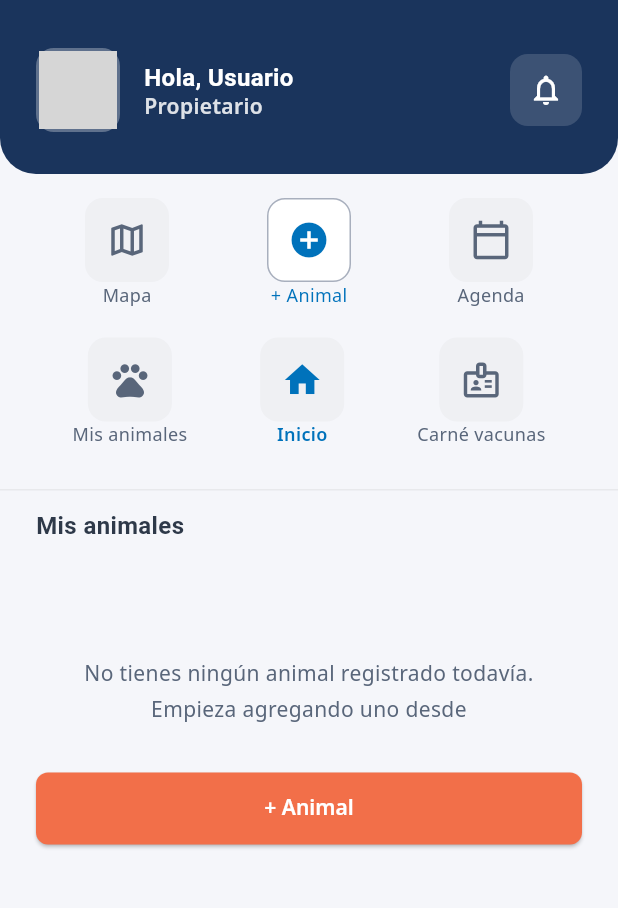
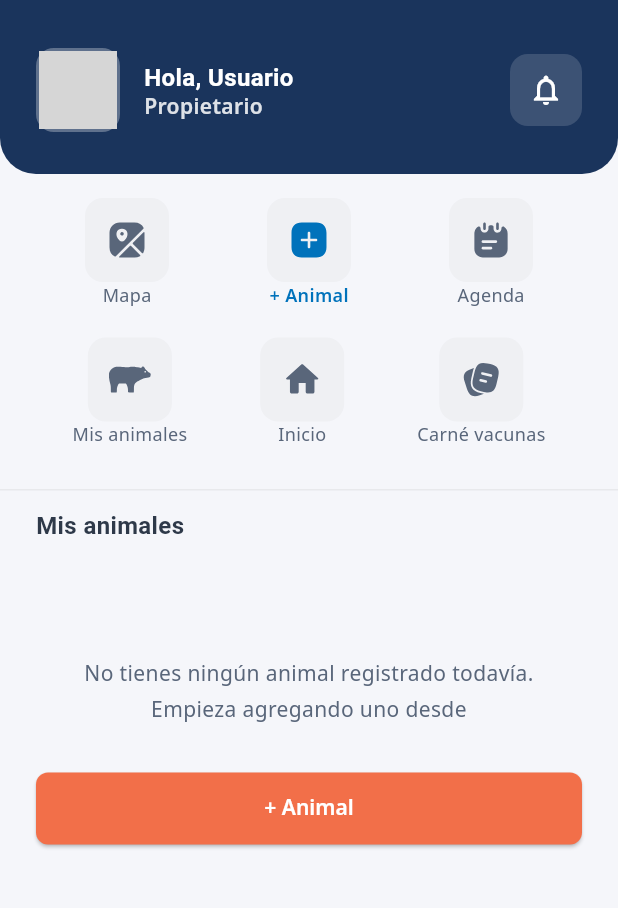
Before and after one commit to mccastrillon12/AnimalRecordFronted, a Flutter app: the HomeScreen screen opened by its route, after a tap on "Mapa", after a tap on "+ Animal", on a phone screen of 412 x 824 dp, the part 78-986 px from its top. Run offline on Flutter 3.47's test engine with Material 3 defaults, Android fonts, the phone set to English and light mode, and no system bars; our stand-ins replace dartz, dio, equatable, flutter_bloc, flutter_dotenv, flutter_secure_storage and 6 more; missing offline and left inert: widgetbook, widgetbook_annotation; accounts and stored records are empty; network calls fail; Roboto replaces fonts that are missing (Titillium Web); grey boxes are pictures that could not be loaded.

Commit message:
Added dashboard SVG icons with active and inactive colors

```diff
--- a/lib/features/home/presentation/widgets/navigation_menu.dart
+++ b/lib/features/home/presentation/widgets/navigation_menu.dart
@@ -1,10 +1,24 @@
 import 'package:flutter/material.dart';
+import 'package:flutter_svg/flutter_svg.dart';
 import 'package:animal_record/core/theme/app_colors.dart';
 import 'package:animal_record/core/theme/app_typography.dart';
 import 'package:animal_record/core/theme/app_spacing.dart';
 
-class NavigationMenu extends StatelessWidget {
+class NavigationMenu extends StatefulWidget {
   const NavigationMenu({super.key});
+
+  @override
+  State<NavigationMenu> createState() => _NavigationMenuState();
+}
+
+class _NavigationMenuState extends State<NavigationMenu> {
+  int _selectedIndex = 4; // Default to 'Inicio' (index 4)
+
+  void _onItemTapped(int index) {
+    setState(() {
+      _selectedIndex = index;
+    });
+  }
 
   @override
   Widget build(BuildContext context) {
@@ -20,26 +34,22 @@ class NavigationMenu extends StatelessWidget {
             mainAxisAlignment: MainAxisAlignment.spaceAround,
             children: [
               _NavItem(
-                icon: Icons.map_outlined,
+                svgPath: 'assets/icons/mapa.svg',
                 label: 'Mapa',
-                onTap: () {
-                  // TODO: Navigate to map
-                },
+                isActive: _selectedIndex == 0,
+                onTap: () => _onItemTapped(0),
               ),
               _NavItem(
-                icon: Icons.add_circle,
+                svgPath: 'assets/icons/+animal.svg',
                 label: '+ Animal',
-                isPrimary: true,
-                onTap: () {
-                  // TODO: Navigate to add animal
-                },
+                isActive: _selectedIndex == 1,
+                onTap: () => _onItemTapped(1),
               ),
               _NavItem(
-                icon: Icons.calendar_today_outlined,
+                svgPath: 'assets/icons/agenda.svg',
                 label: 'Agenda',
-                onTap: () {
-                  // TODO: Navigate to agenda
-                },
+                isActive: _selectedIndex == 2,
+                onTap: () => _onItemTapped(2),
               ),
             ],
           ),
@@ -51,26 +61,22 @@ class NavigationMenu extends StatelessWidget {
             mainAxisAlignment: MainAxisAlignment.spaceAround,
             children: [
               _NavItem(
-                icon: Icons.pets_outlined,
+                svgPath: 'assets/icons/animales.svg',
                 label: 'Mis animales',
-                onTap: () {
-                  // Already on home, maybe scroll to animals section
-                },
+                isActive: _selectedIndex == 3,
+                onTap: () => _onItemTapped(3),
               ),
               _NavItem(
-                icon: Icons.home,
+                svgPath: 'assets/icons/inicio.svg',
                 label: 'Inicio',
-                isActive: true,
-                onTap: () {
-                  // Already on home
-                },
+                isActive: _selectedIndex == 4,
+                onTap: () => _onItemTapped(4),
               ),
               _NavItem(
-                icon: Icons.badge_outlined,
+                svgPath: 'assets/icons/vacunas.svg',
                 label: 'Carné vacunas',
-                onTap: () {
-                  // TODO: Navigate to vaccination card
-                },
+                isActive: _selectedIndex == 5,
+                onTap: () => _onItemTapped(5),
               ),
             ],
           ),
@@ -81,27 +87,21 @@ class NavigationMenu extends StatelessWidget {
 }
 
 class _NavItem extends StatelessWidget {
-  final IconData icon;
+  final String svgPath;
   final String label;
   final bool isActive;
-  final bool isPrimary;
   final VoidCallback onTap;
 
   const _NavItem({
-    required this.icon,
+    required this.svgPath,
     required this.label,
     required this.onTap,
     this.isActive = false,
-    this.isPrimary = false,
   });
 
   @override
   Widget build(BuildContext context) {
-    final color = isActive
-        ? AppColors.primaryFrances
-        : isPrimary
-        ? AppColors.primaryFrances
-        : AppColors.textSecondary;
+    final color = isActive ? const Color(0xFF0072BB) : const Color(0xFF59667A);
 
     return GestureDetector(
       onTap: onTap,
@@ -112,16 +112,15 @@ class _NavItem extends StatelessWidget {
           Container(
             width: 56,
             height: 56,
+            padding: const EdgeInsets.all(14),
             decoration: BoxDecoration(
-              color: isPrimary
-                  ? AppColors.white
-                  : AppColors.greyClaro.withValues(alpha: 0.5),
+              color: AppColors.greyClaro.withValues(alpha: 0.5),
               borderRadius: BorderRadius.circular(12),
-              border: isPrimary
-                  ? Border.all(color: AppColors.greyMedio, width: 1)
-                  : null,
             ),
-            child: Icon(icon, color: color, size: 28),
+            child: SvgPicture.asset(
+              svgPath,
+              colorFilter: ColorFilter.mode(color, BlendMode.srcIn),
+            ),
           ),
 
           const SizedBox(height: 4),
```
Also changed, not shown: assets/icons/+animal.svg (added), assets/icons/agenda.svg (added), assets/icons/animales.svg (added), assets/icons/inicio.svg (added), assets/icons/mapa.svg (added), assets/icons/vacunas.svg (added).
